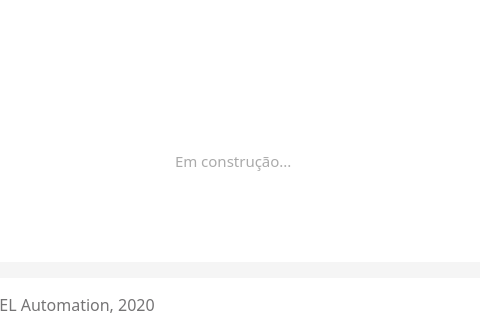
The window that uis/main.ui (alosbh/all-in-one) describes before a commit, drawn with Qt 5; both pictures show x 316 to 796 and y 443 to 773 of the 1363 by 773 pixel window.
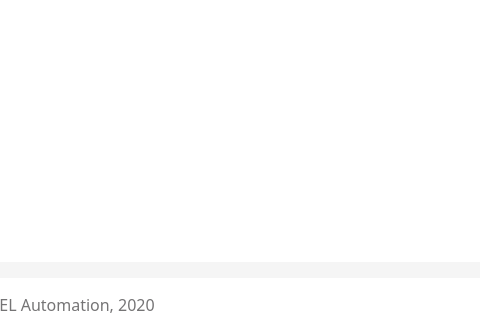
The same window after the commit. Icons and pictures are not drawn.

```diff
--- a/uis/main.ui
+++ b/uis/main.ui
@@ -2759,49 +2759,6 @@
           <property name="styleSheet">
            <string notr="true">background-color:white;border-radius:8px;</string>
           </property>
-          <widget class="QLabel" name="icon_construction_01">
-           <property name="geometry">
-            <rect>
-             <x>255</x>
-             <y>140</y>
-             <width>81</width>
-             <height>81</height>
-            </rect>
-           </property>
-           <property name="styleSheet">
-            <string notr="true">border-image:url(:/Img/dump-truck.png)</string>
-           </property>
-           <property name="text">
-            <string/>
-           </property>
-          </widget>
-          <widget class="QLabel" name="label_4">
-           <property name="geometry">
-            <rect>
-             <x>240</x>
-             <y>220</y>
-             <width>131</width>
-             <height>31</height>
-            </rect>
-           </property>
-           <property name="font">
-            <font>
-             <family>Inter UI</family>
-             <pointsize>11</pointsize>
-            </font>
-           </property>
-           <property name="styleSheet">
-            <string notr="true">color:rgb(170,170,170)</string>
-           </property>
-           <property name="text">
-            <string>Em construção...</string>
-           </property>
-           <property name="textFormat">
-            <enum>Qt::PlainText</enum>
-           </property>
-          </widget>
-          <zorder>label_4</zorder>
-          <zorder>icon_construction_01</zorder>
          </widget>
         </item>
        </layout>
```
Left out of the diff: 21 changed lines with no effect on the pictures.
